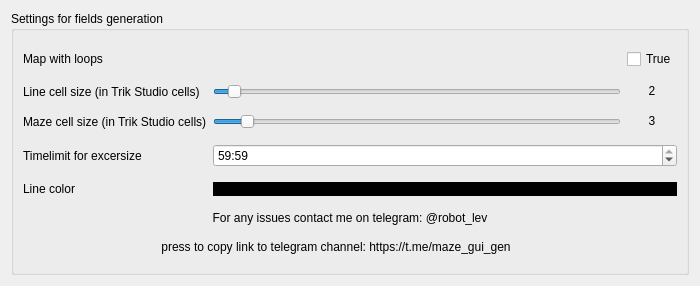
Old version of the form source/qt_ui/settings.ui in the repository lvjonok/maze-gui-gen.
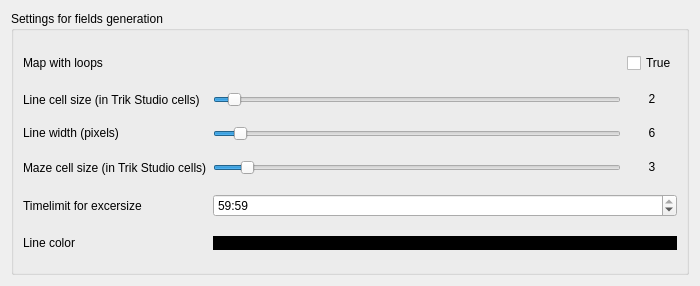
New version of the form.

Commit message: added line width selection

Diff of the .ui file:
```diff
--- a/source/qt_ui/settings.ui
+++ b/source/qt_ui/settings.ui
@@ -41,10 +41,46 @@
       <string>Settings for fields generation</string>
      </property>
      <layout class="QGridLayout" name="gridLayout">
-      <item row="2" column="0">
-       <widget class="QLabel" name="mazeCellSizeLabel">
+      <item row="3" column="1">
+       <widget class="QSlider" name="mazeCellSizeSlider">
+        <property name="toolTip">
+         <string>&lt;html&gt;&lt;head/&gt;&lt;body&gt;&lt;p&gt;&lt;br/&gt;&lt;/p&gt;&lt;/body&gt;&lt;/html&gt;</string>
+        </property>
+        <property name="minimum">
+         <number>1</number>
+        </property>
+        <property name="maximum">
+         <number>30</number>
+        </property>
+        <property name="value">
+         <number>3</number>
+        </property>
+        <property name="orientation">
+         <enum>Qt::Horizontal</enum>
+        </property>
+       </widget>
+      </item>
+      <item row="7" column="1" colspan="3">
+       <widget class="QLabel" name="colorLabel">
+        <property name="sizePolicy">
+         <sizepolicy hsizetype="Ignored" vsizetype="Maximum">
+          <horstretch>0</horstretch>
+          <verstretch>0</verstretch>
+         </sizepolicy>
+        </property>
+        <property name="styleSheet">
+         <string notr="true">QLabel {background-color: rgb(0, 0, 0);}
+</string>
+        </property>
         <property name="text">
-         <string>Maze cell size (in Trik Studio cells)</string>
+         <string/>
+        </property>
+       </widget>
+      </item>
+      <item row="7" column="0">
+       <widget class="QLabel" name="lineColorLabel">
+        <property name="text">
+         <string>Line color</string>
         </property>
        </widget>
       </item>
@@ -70,40 +106,6 @@
         </property>
        </widget>
       </item>
-      <item row="4" column="1" colspan="3">
-       <widget class="QTimeEdit" name="excersizeTime">
-        <property name="currentSection">
-         <enum>QDateTimeEdit::MinuteSection</enum>
-        </property>
-        <property name="displayFormat">
-         <string>mm:ss</string>
-        </property>
-        <property name="timeSpec">
-         <enum>Qt::LocalTime</enum>
-        </property>
-        <property name="time">
-         <time>
-          <hour>0</hour>
-          <minute>59</minute>
-          <second>59</second>
-         </time>
-        </property>
-       </widget>
-      </item>
-      <item row="4" column="0">
-       <widget class="QLabel" name="timelimitLabel">
-        <property name="text">
-         <string>Timelimit for excersize</string>
-        </property>
-       </widget>
-      </item>
-      <item row="6" column="0">
-       <widget class="QLabel" name="lineColorLabel">
-        <property name="text">
-         <string>Line color</string>
-        </property>
-       </widget>
-      </item>
       <item row="1" column="0">
        <widget class="QLabel" name="lineCellSizeLabel">
         <property name="text">
@@ -111,24 +113,21 @@
         </property>
        </widget>
       </item>
-      <item row="1" column="2" colspan="2">
-       <widget class="QLabel" name="lineCellSizeValue">
+      <item row="0" column="0" colspan="2">
+       <widget class="QLabel" name="MazeLoopsLabel">
         <property name="sizePolicy">
-         <sizepolicy hsizetype="MinimumExpanding" vsizetype="Preferred">
+         <sizepolicy hsizetype="Fixed" vsizetype="Fixed">
           <horstretch>0</horstretch>
           <verstretch>0</verstretch>
          </sizepolicy>
         </property>
         <property name="text">
-         <string>&lt;html&gt;&lt;head/&gt;&lt;body&gt;&lt;p align=&quot;center&quot;&gt;2&lt;/p&gt;&lt;/body&gt;&lt;/html&gt;</string>
-        </property>
-        <property name="scaledContents">
-         <bool>false</bool>
+         <string>Map with loops</string>
         </property>
        </widget>
       </item>
       <item row="1" column="1">
-       <widget class="QSlider" name="lineSlider">
+       <widget class="QSlider" name="lineCellSizeSlider">
         <property name="toolTip">
          <string>&lt;html&gt;&lt;head/&gt;&lt;body&gt;&lt;p&gt;&lt;br/&gt;&lt;/p&gt;&lt;/body&gt;&lt;/html&gt;</string>
         </property>
@@ -170,85 +169,93 @@
         </property>
        </widget>
       </item>
-      <item row="2" column="2" colspan="2">
+      <item row="3" column="2" colspan="2">
        <widget class="QLabel" name="mazeCellSizeValue">
         <property name="text">
          <string>&lt;html&gt;&lt;head/&gt;&lt;body&gt;&lt;p align=&quot;center&quot;&gt;3&lt;/p&gt;&lt;/body&gt;&lt;/html&gt;</string>
         </property>
        </widget>
       </item>
-      <item row="0" column="0" colspan="2">
-       <widget class="QLabel" name="MazeLoopsLabel">
+      <item row="5" column="0">
+       <widget class="QLabel" name="timelimitLabel">
+        <property name="text">
+         <string>Timelimit for excersize</string>
+        </property>
+       </widget>
+      </item>
+      <item row="5" column="1" colspan="3">
+       <widget class="QTimeEdit" name="excersizeTime">
+        <property name="currentSection">
+         <enum>QDateTimeEdit::MinuteSection</enum>
+        </property>
+        <property name="displayFormat">
+         <string>mm:ss</string>
+        </property>
+        <property name="timeSpec">
+         <enum>Qt::LocalTime</enum>
+        </property>
+        <property name="time">
+         <time>
+          <hour>0</hour>
+          <minute>59</minute>
+          <second>59</second>
+         </time>
+        </property>
+       </widget>
+      </item>
+      <item row="1" column="2" colspan="2">
+       <widget class="QLabel" name="lineCellSizeValue">
         <property name="sizePolicy">
-         <sizepolicy hsizetype="Fixed" vsizetype="Fixed">
+         <sizepolicy hsizetype="MinimumExpanding" vsizetype="Preferred">
           <horstretch>0</horstretch>
           <verstretch>0</verstretch>
          </sizepolicy>
         </property>
         <property name="text">
-         <string>Map with loops</string>
+         <string>&lt;html&gt;&lt;head/&gt;&lt;body&gt;&lt;p align=&quot;center&quot;&gt;2&lt;/p&gt;&lt;/body&gt;&lt;/html&gt;</string>
         </property>
+        <property name="scaledContents">
+         <bool>false</bool>
+        </property>
        </widget>
       </item>
-      <item row="8" column="0" colspan="4">
-       <widget class="QLabel" name="InfoLabel">
-        <property name="sizePolicy">
-         <sizepolicy hsizetype="Preferred" vsizetype="Fixed">
-          <horstretch>0</horstretch>
-          <verstretch>0</verstretch>
-         </sizepolicy>
+      <item row="3" column="0">
+       <widget class="QLabel" name="mazeCellSizeLabel">
+        <property name="text">
+         <string>Maze cell size (in Trik Studio cells)</string>
         </property>
+       </widget>
+      </item>
+      <item row="2" column="0">
+       <widget class="QLabel" name="linePixelSizeLabel">
+        <property name="maximumSize">
+         <size>
+          <width>16777215</width>
+          <height>17</height>
+         </size>
+        </property>
         <property name="text">
-         <string>&lt;html&gt;&lt;head/&gt;&lt;body&gt;&lt;p align=&quot;center&quot;&gt;For any issues contact me on telegram: @robot_lev&lt;/p&gt;&lt;/body&gt;&lt;/html&gt;</string>
+         <string>&lt;html&gt;&lt;head/&gt;&lt;body&gt;&lt;p&gt;Line width (pixels)&lt;/p&gt;&lt;/body&gt;&lt;/html&gt;</string>
         </property>
        </widget>
       </item>
       <item row="2" column="1">
-       <widget class="QSlider" name="mazeSlider">
-        <property name="toolTip">
-         <string>&lt;html&gt;&lt;head/&gt;&lt;body&gt;&lt;p&gt;&lt;br/&gt;&lt;/p&gt;&lt;/body&gt;&lt;/html&gt;</string>
-        </property>
+       <widget class="QSlider" name="linePixelSizeSlider">
         <property name="minimum">
          <number>1</number>
         </property>
-        <property name="maximum">
-         <number>30</number>
-        </property>
         <property name="value">
-         <number>3</number>
+         <number>6</number>
         </property>
         <property name="orientation">
          <enum>Qt::Horizontal</enum>
         </property>
        </widget>
       </item>
-      <item row="9" column="0" colspan="3">
-       <widget class="QLabel" name="telegramChannel">
-        <property name="sizePolicy">
-         <sizepolicy hsizetype="Preferred" vsizetype="Fixed">
-          <horstretch>0</horstretch>
-          <verstretch>0</verstretch>
-         </sizepolicy>
-        </property>
+      <item row="2" column="2" colspan="2">
+       <widget class="QLabel" name="linePixelSizeValue">
         <property name="text">
-         <string>&lt;html&gt;&lt;head/&gt;&lt;body&gt;&lt;p align=&quot;center&quot;&gt;press to copy link to telegram channel: https://t.me/maze_gui_gen&lt;/p&gt;&lt;/body&gt;&lt;/html&gt;</string>
-        </property>
-       </widget>
-      </item>
-      <item row="6" column="1" colspan="3">
-       <widget class="QLabel" name="colorLabel">
-        <property name="sizePolicy">
-         <sizepolicy hsizetype="Ignored" vsizetype="Maximum">
-          <horstretch>0</horstretch>
-          <verstretch>0</verstretch>
-         </sizepolicy>
-        </property>
-        <property name="styleSheet">
-         <string notr="true">QLabel {background-color: rgb(0, 0, 0);}
-</string>
-        </property>
-        <property name="text">
-         <string/>
+         <string>&lt;html&gt;&lt;head/&gt;&lt;body&gt;&lt;p align=&quot;center&quot;&gt;6&lt;/p&gt;&lt;/body&gt;&lt;/html&gt;</string>
         </property>
        </widget>
       </item>
```
The commit also changes 4 other files.
